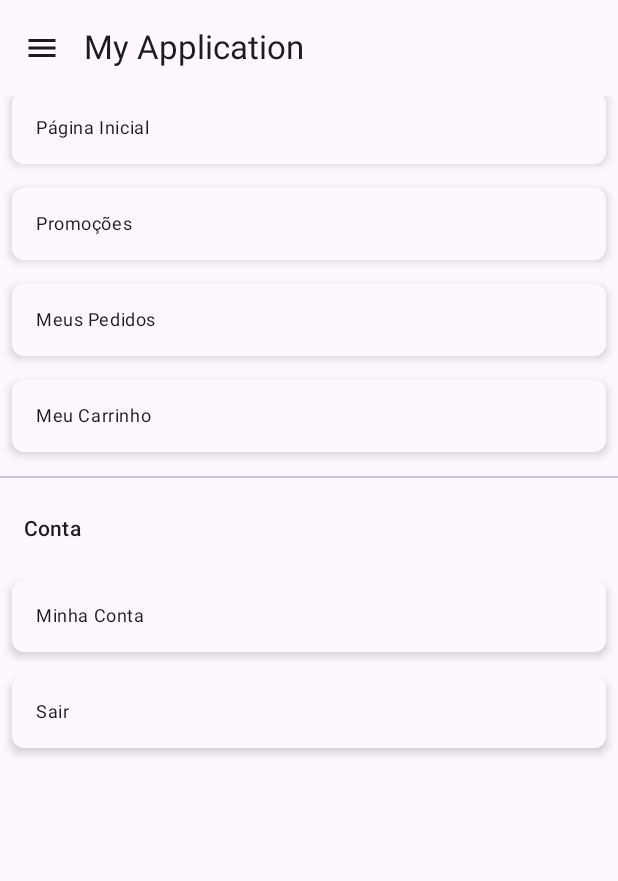
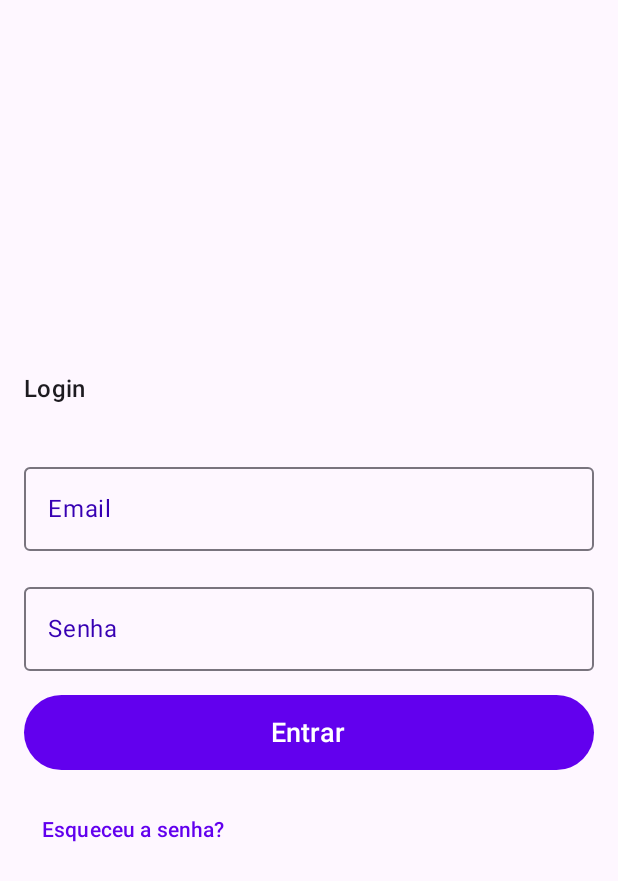
Before and after one commit to windcarvalho/LoginLLMTest, an Android app built with Jetpack Compose: the Tela_Compose_Access_2 screen opened directly, with no data from a screen before it, on a phone screen of 412 x 824 dp. Shown: the top 881 px of the screen. Run offline under Robolectric (Android 15) with nearby library versions, the phone set to English and light mode, and no system bars.

Commit message:
tela 2 adicionada

```diff
--- a/app/src/main/java/org/ufc/great/llm/screens/Tela_Compose_Access_2.kt
+++ b/app/src/main/java/org/ufc/great/llm/screens/Tela_Compose_Access_2.kt
@@ -7,34 +7,48 @@ import androidx.appcompat.app.AppCompatActivity
 import androidx.compose.foundation.clickable
 import androidx.compose.foundation.focusable
 import androidx.compose.foundation.isSystemInDarkTheme
+import androidx.compose.foundation.layout.Arrangement
 import androidx.compose.foundation.layout.Column
+import androidx.compose.foundation.layout.Spacer
+import androidx.compose.foundation.layout.fillMaxSize
 import androidx.compose.foundation.layout.fillMaxWidth
+import androidx.compose.foundation.layout.height
 import androidx.compose.foundation.layout.padding
 import androidx.compose.foundation.shape.RoundedCornerShape
 import androidx.compose.material.icons.Icons
 import androidx.compose.material.icons.filled.Menu
+import androidx.compose.material3.Button
 import androidx.compose.material3.Divider
 import androidx.compose.material3.DrawerValue
 import androidx.compose.material3.ExperimentalMaterial3Api
 import androidx.compose.material3.Icon
 import androidx.compose.material3.IconButton
 import androidx.compose.material3.MaterialTheme
+import androidx.compose.material3.OutlinedTextField
 import androidx.compose.material3.Scaffold
 import androidx.compose.material3.Shapes
 import androidx.compose.material3.Surface
 import androidx.compose.material3.Text
+import androidx.compose.material3.TextButton
 import androidx.compose.material3.TopAppBar
 import androidx.compose.material3.Typography
 import androidx.compose.material3.darkColorScheme
 import androidx.compose.material3.lightColorScheme
 import androidx.compose.material3.rememberDrawerState
 import androidx.compose.runtime.Composable
+import androidx.compose.runtime.getValue
+import androidx.compose.runtime.mutableStateOf
+import androidx.compose.runtime.remember
 import androidx.compose.runtime.rememberCoroutineScope
+import androidx.compose.runtime.setValue
 import androidx.compose.ui.Modifier
 import androidx.compose.ui.graphics.Color
+import androidx.compose.ui.semantics.contentDescription
+import androidx.compose.ui.semantics.semantics
 import androidx.compose.ui.text.TextStyle
 import androidx.compose.ui.text.font.FontFamily
 import androidx.compose.ui.text.font.FontWeight
+import androidx.compose.ui.text.input.PasswordVisualTransformation
 import androidx.compose.ui.tooling.preview.Preview
 import androidx.compose.ui.unit.dp
 import androidx.compose.ui.unit.sp
@@ -47,91 +61,120 @@ class Tela_Compose_Access_2 : AppCompatActivity() {
     override fun onCreate(savedInstanceState: Bundle?) {
         super.onCreate(savedInstanceState)
         setContent {
-            MaterialTheme {
-                MainScreen()
+            LoginAppTheme {
+                // A surface container using the 'background' color from the theme
+                Surface(color = MaterialTheme.colorScheme.background) {
+                    LoginScreen()
+                }
             }
         }
     }
+    @Composable
+    fun LoginScreen() {
+        var email by remember { mutableStateOf("") }
+        var password by remember { mutableStateOf("") }
+        var emailError by remember { mutableStateOf("") }
+        var passwordError by remember { mutableStateOf("") }
 
-    @SuppressLint("UnusedMaterial3ScaffoldPaddingParameter")
-    @OptIn(ExperimentalMaterial3Api::class)
-    @Composable
-    fun MainScreen() {
-        val scaffoldState = rememberDrawerState(DrawerValue.Closed)
-        val scope = rememberCoroutineScope()
+        Column(
+            modifier = Modifier
+                .fillMaxSize()
+                .padding(16.dp),
+            verticalArrangement = Arrangement.Center
+        ) {
+            Text(
+                text = "Login",
+                style = MaterialTheme.typography.titleMedium,
+                modifier = Modifier.padding(bottom = 32.dp)
+            )
 
-        Scaffold(
-            topBar = {
-                TopAppBar(
-                    title = { Text("My Application") },
-                    navigationIcon = {
-                        IconButton(
-                            onClick = {
-                                scope.launch {
-                                    scaffoldState.open()
-                                }
-                            }
-                        ) {
-                            Icon(Icons.Default.Menu, contentDescription = null) // O contentDescription já está no IconButton
-                        }
+            OutlinedTextField(
+                value = email,
+                onValueChange = {
+                    email = it
+                    emailError = if (it.isEmpty()) "Email não pode ser vazio" else ""
+                },
+                label = { Text("Email") },
+                isError = emailError.isNotEmpty(),
+                modifier = Modifier
+                    .fillMaxWidth()
+                    .semantics { contentDescription = "Campo de e-mail" }
+            )
+            if (emailError.isNotEmpty()) {
+                Text(
+                    text = emailError,
+                    color = MaterialTheme.colorScheme.error,
+                    style = MaterialTheme.typography.bodySmall,
+                    modifier = Modifier.semantics { contentDescription = emailError }
+                )
+            }
+
+            Spacer(modifier = Modifier.height(16.dp))
+
+            OutlinedTextField(
+                value = password,
+                onValueChange = {
+                    password = it
+                    passwordError = if (it.isEmpty()) "Senha não pode ser vazia" else ""
+                },
+                label = { Text("Senha") },
+                visualTransformation = PasswordVisualTransformation(),
+                isError = passwordError.isNotEmpty(),
+                modifier = Modifier
+                    .fillMaxWidth()
+                    .semantics { contentDescription = "Campo de senha" }
+            )
+            if (passwordError.isNotEmpty()) {
+                Text(
+                    text = passwordError,
+                    color = MaterialTheme.colorScheme.error,
+                    style = MaterialTheme.typography.bodySmall,
+                    modifier = Modifier.semantics { contentDescription = passwordError }
+                )
+            }
+
+            Spacer(modifier = Modifier.height(16.dp))
+
+            Button(
+                onClick = {
+                    if (email.isEmpty()) {
+                        emailError = "Email não pode ser vazio"
                     }
-                )
-            },
-            content = {
-                DrawerContent()
+                    if (password.isEmpty()) {
+                        passwordError = "Senha não pode ser vazia"
+                    }
+                    if (emailError.isEmpty() && passwordError.isEmpty()) {
+                        // TODO: Handle login
+                    }
+                },
+                modifier = Modifier
+                    .fillMaxWidth()
+                    .height(50.dp)
+                    .semantics { contentDescription = "Botão de Entrar" }
+            ) {
+                Text("Entrar", fontSize = 18.sp)
             }
-        )
-    }
 
-    @Composable
-    fun DrawerContent() {
-        Column {
-            Text("Navegação", style = MaterialTheme.typography.titleSmall, modifier = Modifier.padding(16.dp))
-            Divider()
-            DrawerItem("Página Inicial")
-            DrawerItem("Promoções")
-            DrawerItem("Meus Pedidos")
-            DrawerItem("Meu Carrinho")
-            Divider(modifier = Modifier.padding(vertical = 8.dp))
-            Text("Conta", style = MaterialTheme.typography.titleSmall, modifier = Modifier.padding(16.dp))
-            DrawerItem("Minha Conta")
-            DrawerItem("Sair")
+            TextButton(
+                onClick = { /* TODO: Handle forgot password */ },
+                modifier = Modifier
+                    .padding(top = 16.dp)
+                    .semantics { contentDescription = "Botão de Esqueceu a senha" }
+            ) {
+                Text("Esqueceu a senha?", fontSize = 14.sp)
+            }
         }
     }
-
-    @Composable
-    fun DrawerItem(text: String) {
-        Surface(
-            modifier = Modifier
-                .fillMaxWidth()
-                .padding(8.dp),
-            color = MaterialTheme.colorScheme.surface,
-            contentColor = MaterialTheme.colorScheme.onSurface,
-            shape = MaterialTheme.shapes.small,
-            shadowElevation = 4.dp
-        ) {
-            Text(
-                text = text,
-                style = MaterialTheme.typography.bodySmall,
-                modifier = Modifier
-                    .padding(16.dp)
-                    .clickable(
-                        onClickLabel = "Navigate to $text"
-                    ) {
-                        // Ação ao clicar no item do menu
-                    }
-                    .focusable()
-            )
-        }
-    }
-
 
 
     @Preview
     @Composable
     fun PreviewCadastroScreen() {
-        MaterialTheme {
-            MainScreen()
+        LoginAppTheme {
+            // A surface container using the 'background' color from the theme
+            Surface(color = MaterialTheme.colorScheme.background) {
+                LoginScreen()
+            }
         }
     }
 
@@ -164,23 +207,23 @@ class Tela_Compose_Access_2 : AppCompatActivity() {
         medium = RoundedCornerShape(4.dp),
         large = RoundedCornerShape(0.dp)
     )
+    @Composable
+    fun LoginAppTheme(
+        darkTheme: Boolean = isSystemInDarkTheme(),
+        content: @Composable () -> Unit
+    ) {
+        val colors = if (darkTheme) {
+            DarkColorPalette
+        } else {
+            LightColorPalette
+        }
 
-//    @Composable
-//    fun MyAppTheme(
-//        darkTheme: Boolean = isSystemInDarkTheme(),
-//        content: @Composable () -> Unit
-//    ) {
-//        val colors = if (darkTheme) {
-//            DarkColorPalette
-//        } else {
-//            LightColorPalette
-//        }
-//
-//        MaterialTheme(
-//            colorScheme = colors,
-//            typography = Typography,
-//            shapes = Shapes,
-//            content = content
-//        )
-//    }
+        MaterialTheme(
+            colorScheme = colors,
+            typography = Typography,
+            shapes = Shapes,
+            content = content
+        )
+    }
+
 }
```
Also changed, not shown: app/src/main/java/org/ufc/great/llm/screens/Tela_Compose_2.kt (+80 -75 lines).
